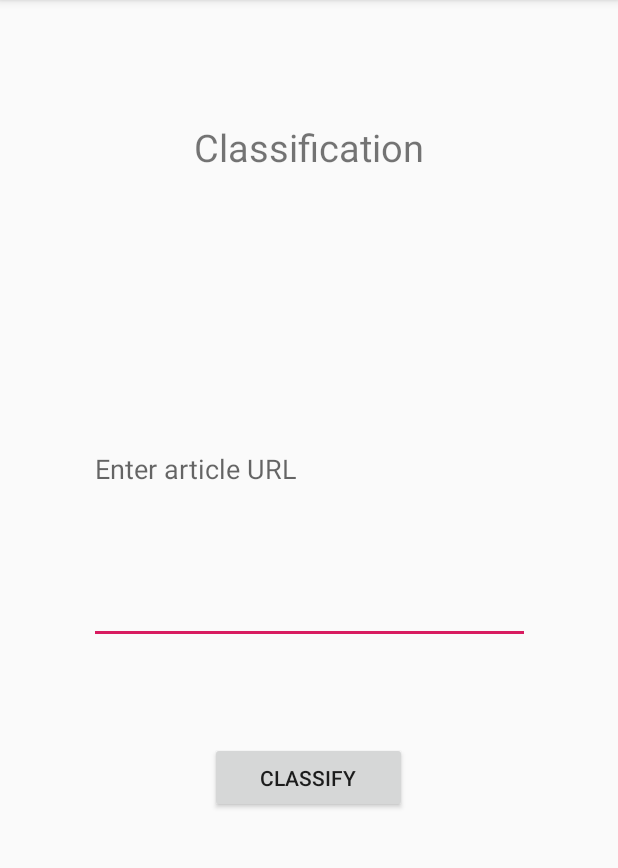
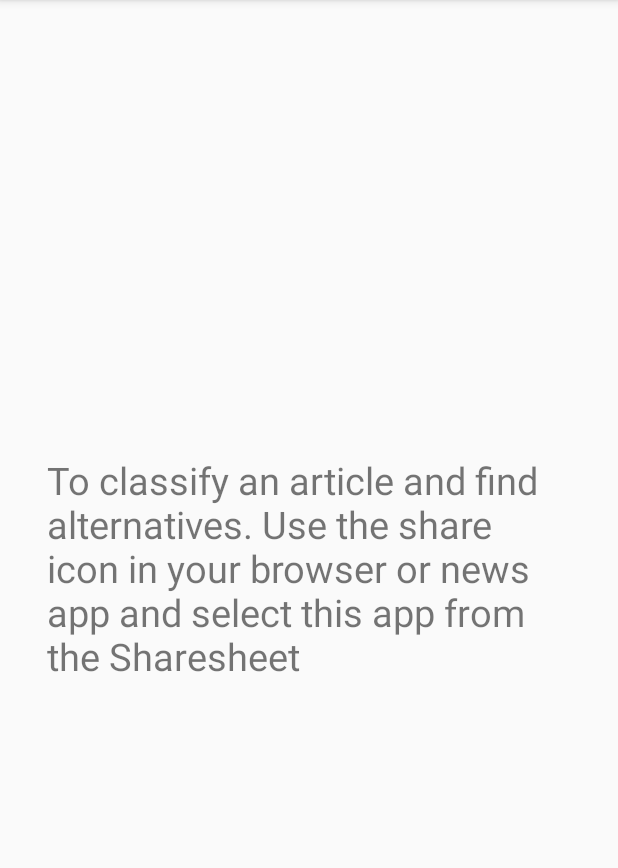
Before and after one commit to NathanHoy96/Policlass-POC, an Android app: the screen it shows after launch (MainActivity), on a phone screen of 412 x 824 dp, the part 84-952 px from its top. Run offline under Robolectric (Android 15) with nearby library versions, the phone set to English and light mode, and no system bars.

Commit message:
Passed URL from Chrome to app and set activity to start from sharesheet to classify

```diff
--- a/Android/app/src/main/java/com/example/policlass_poc/MainActivity.java
+++ b/Android/app/src/main/java/com/example/policlass_poc/MainActivity.java
@@ -10,8 +10,7 @@ import android.widget.TextView;
 
 public class MainActivity extends AppCompatActivity {
 
-    private EditText urlEditText;
-    private TextView classifcationDisplay;
+    private TextView instructionDisplay;
 
     @Override
     protected void onCreate(Bundle savedInstanceState) {
@@ -20,20 +19,7 @@ public class MainActivity extends AppCompatActivity {
     }
 
     public void On_Classify_Click(View view) {
-
-        urlEditText = findViewById(R.id.url_input);
-        classifcationDisplay = findViewById(R.id.classification_text);
-
-        String url = urlEditText.getText().toString();
-        Log.i("URL Entry: ",url);
-
-        GetClassification getClassification = new GetClassification(this);
-        getClassification.execute(url);
+        instructionDisplay = findViewById(R.id.instruction_text);
     }
 
-    void asyncResult(String result) {
-        //This method is called when AsyncTask posts its result. Do you stuff here
-        classifcationDisplay = findViewById(R.id.classification_text);
-        classifcationDisplay.setText(result.toUpperCase());
-    }
 }
--- a/Android/app/src/main/res/layout/activity_main.xml
+++ b/Android/app/src/main/res/layout/activity_main.xml
@@ -6,41 +6,16 @@
     android:layout_height="match_parent"
     tools:context=".MainActivity">
 
-    <EditText
-        android:id="@+id/url_input"
-        android:layout_width="294dp"
-        android:layout_height="233dp"
-        android:layout_marginTop="196dp"
-        android:ems="10"
-        android:hint="Enter article URL"
-        android:inputType="textMultiLine"
-        app:layout_constraintEnd_toEndOf="parent"
-        app:layout_constraintStart_toStartOf="parent"
-        app:layout_constraintTop_toTopOf="parent" />
-
-    <Button
-        android:id="@+id/send_button"
-        android:layout_width="131dp"
-        android:layout_height="47dp"
-        android:layout_marginTop="52dp"
-        android:text="Classify"
-        android:onClick="On_Classify_Click"
+    <TextView
+        android:id="@+id/instruction_text"
+        android:layout_width="349dp"
+        android:layout_height="163dp"
+        android:text="@string/instructions"
+        android:textSize="25dp"
         app:layout_constraintBottom_toBottomOf="parent"
         app:layout_constraintEnd_toEndOf="parent"
         app:layout_constraintHorizontal_bias="0.498"
         app:layout_constraintStart_toStartOf="parent"
-        app:layout_constraintTop_toBottomOf="@+id/url_input"
-        app:layout_constraintVertical_bias="0.056" />
-
-    <TextView
-        android:id="@+id/classification_text"
-        android:layout_width="wrap_content"
-        android:layout_height="wrap_content"
-        android:text="Classification"
-        android:textSize="25dp"
-        app:layout_constraintBottom_toTopOf="@+id/url_input"
-        app:layout_constraintEnd_toEndOf="parent"
-        app:layout_constraintStart_toStartOf="parent"
         app:layout_constraintTop_toTopOf="parent" />
 
 </androidx.constraintlayout.widget.ConstraintLayout>
--- a/Android/app/src/main/res/values/strings.xml
+++ b/Android/app/src/main/res/values/strings.xml
@@ -1,3 +1,4 @@
 <resources>
     <string name="app_name">Policlass-POC</string>
+    <string name="instructions">To classify an article and find alternatives. Use the share icon in your browser or news app and select this app from the Sharesheet</string>
 </resources>
```
Also changed, not shown: Android/app/src/main/AndroidManifest.xml (+3 -4 lines), Android/app/src/main/java/com/example/policlass_poc/DisplayResult.java (+30 -1 lines), Android/app/src/main/java/com/example/policlass_poc/GetClassification.java (+4 -5 lines).
